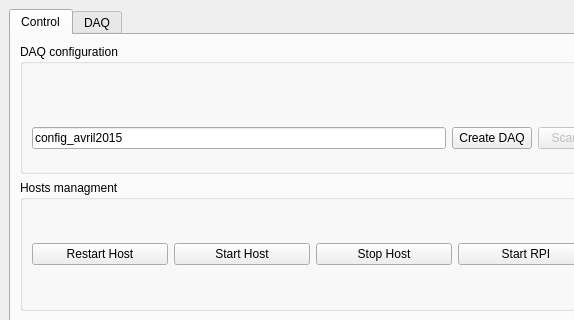
Old version of the form python/DaqUI.ui in the repository mirabitl/SDHCAL; both pictures show x 0 to 574 and y 0 to 320 of the 910 by 673 pixel window.
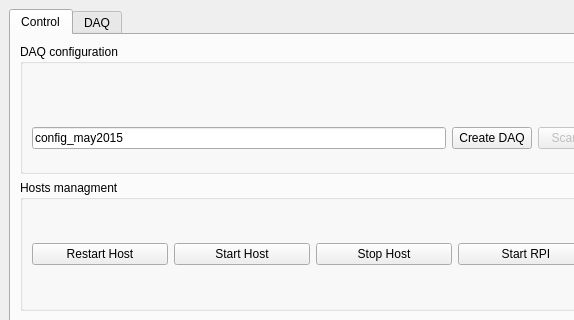
New version of the form.

The edit to the form file:
```diff
--- a/python/DaqUI.ui
+++ b/python/DaqUI.ui
@@ -60,7 +60,7 @@
               </size>
              </property>
              <property name="text">
-              <string>config_avril2015</string>
+              <string>config_may2015</string>
              </property>
             </widget>
            </item>
```
